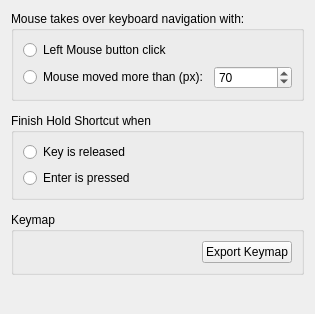
Before: the Qt Designer form src/traverso/dialogs/settings/KeyboardConfigPage.ui in benjie-git/traverso, drawn with Qt 5.
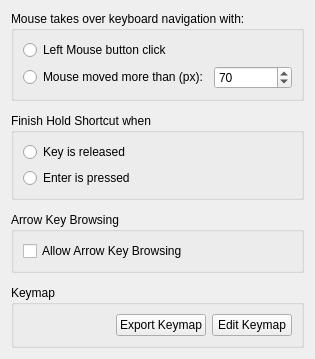
After: the same form once the commit is applied.

Commit message: Add a link to Keymap Editor from Keyboard Settings.  Add a new "Allow Arrow Key Browsing" setting.  A few build cleanups.

Patch:
```diff
--- a/src/traverso/dialogs/settings/KeyboardConfigPage.ui
+++ b/src/traverso/dialogs/settings/KeyboardConfigPage.ui
@@ -90,6 +90,22 @@
      </layout>
     </widget>
    </item>
+     <item>
+        <widget class="QGroupBox" name="arrowKeyBrowsingGroupBox">
+         <property name="title">
+            <string>Arrow Key Browsing</string>
+         </property>
+         <layout class="QVBoxLayout" name="arrowKeyBrowsingLayout">
+            <item>
+             <widget class="QCheckBox" name="allowArrowKeyBrowsingCheckBox">
+                <property name="text">
+                 <string>Allow Arrow Key Browsing</string>
+                </property>
+             </widget>
+            </item>
+         </layout>
+        </widget>
+     </item>
    <item>
     <widget class="QGroupBox" name="groupBox_2">
      <property name="title">
@@ -133,6 +149,13 @@
           </property>
          </widget>
         </item>
+        <item>
+         <widget class="QPushButton" name="editKeymapButton">
+          <property name="text">
+           <string>Edit Keymap</string>
+          </property>
+         </widget>
+        </item>
        </layout>
       </item>
      </layout>
```
The commit also changes 5 other files.
